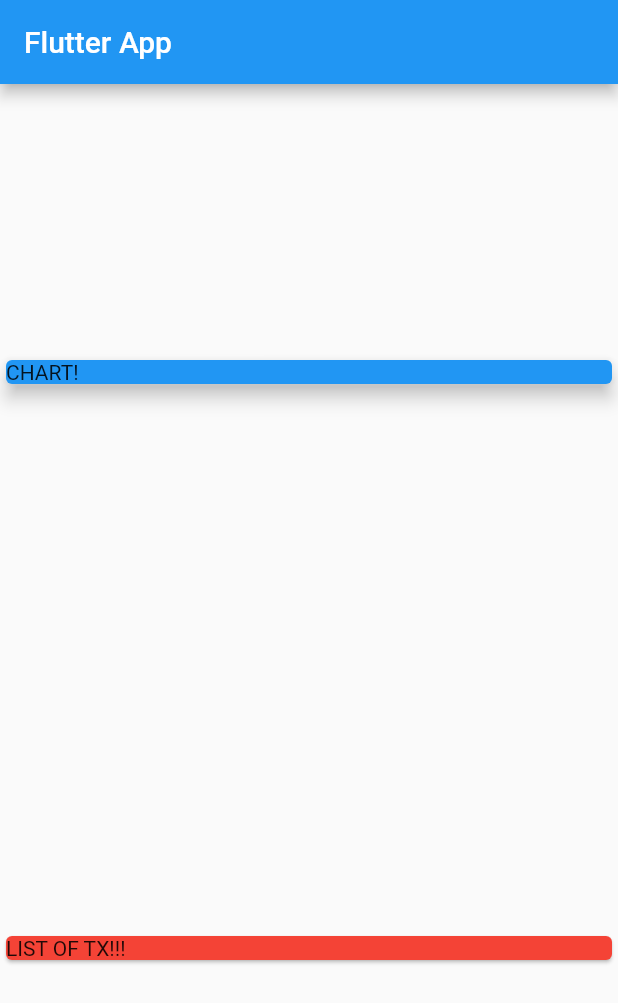
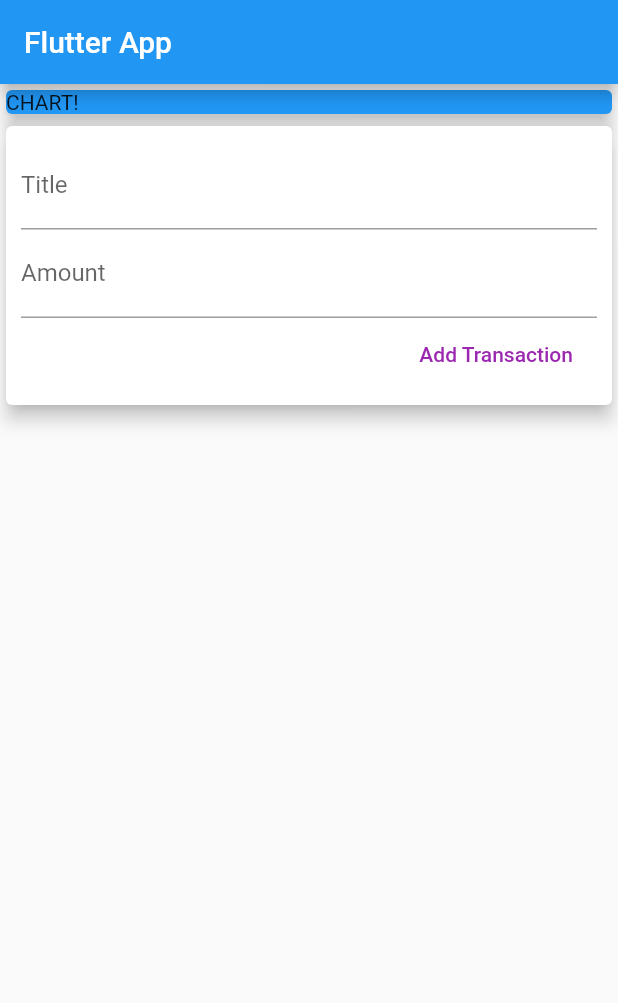
Before and after one commit to Aashita920/expense_planner, a Flutter app: the screen it shows after launch, on a phone screen of 412 x 824 dp. Shown: the top 1003 px of the screen. Run offline on Flutter 3.47's test engine with Material 2 defaults, Android fonts, the phone set to English and light mode, and no system bars.

Commit message:
added files

```diff
--- a/lib/main.dart
+++ b/lib/main.dart
@@ -1,6 +1,5 @@
-// ignore_for_file: prefer_const_constructors
+// ignore_for_file: prefer_const_constructors, prefer_const_literals_to_create_immutables, sized_box_for_whitespace
 
-import './transaction.dart';
 import 'package:flutter/material.dart';
 
 void main() => runApp(MyApp());
@@ -18,7 +17,13 @@ class MyApp extends StatelessWidget {
 }
 
 class MyHomePage extends StatelessWidget {
-  final List<Transaction> transactions = [];
+  // String titleInput = '';
+  // String amountInput = '';
+
+  final titleController = TextEditingController();
+  final amountController = TextEditingController();
+
+  MyHomePage({Key? key}) : super(key: key);
   @override
   Widget build(BuildContext context) {
     return Scaffold(
@@ -26,7 +31,7 @@ class MyHomePage extends StatelessWidget {
         title: Text('Flutter App'),
       ),
       body: Column(
-        mainAxisAlignment: MainAxisAlignment.spaceAround,
+        // mainAxisAlignment: MainAxisAlignment.spaceAround,
         crossAxisAlignment: CrossAxisAlignment.stretch,
         children: <Widget>[
           Container(
@@ -38,9 +43,45 @@ class MyHomePage extends StatelessWidget {
             ),
           ),
           Card(
-            color: Colors.red,
-            child: Text('LIST OF TX!!!'),
-          )
+            elevation: 5,
+            child: Container(
+              padding: EdgeInsets.all(10),
+              child: Column(
+                crossAxisAlignment: CrossAxisAlignment.end,
+                children: <Widget>[
+                  TextField(
+                    decoration: InputDecoration(
+                      labelText: 'Title',
+                    ),
+                    controller: titleController,
+                    // onChanged: (val) {
+                    //   titleInput = val;
+                    // },
+                  ),
+                  TextField(
+                    decoration: InputDecoration(
+                      labelText: 'Amount',
+                    ),
+                    controller: amountController,
+                    // onChanged: (val) {
+                    //   amountInput = val;
+                    // },
+                  ),
+                  // ignore: deprecated_member_use
+                  FlatButton(
+                    onPressed: () {
+                      print(titleController.text);
+                      print(amountController.text);
+                    },
+                    child: Text(
+                      'Add Transaction',
+                    ),
+                    textColor: Colors.purple,
+                  ),
+                ],
+              ),
+            ),
+          ),
         ],
       ),
     );
--- a/pubspec.yaml
+++ b/pubspec.yaml
@@ -29,7 +29,7 @@ environment:
 dependencies:
   flutter:
     sdk: flutter
-
+  intl: ^0.17.0
 
   # The following adds the Cupertino Icons font to your application.
   # Use with the CupertinoIcons class for iOS style icons.
```
Also changed, not shown: lib/models/transaction.dart (renamed from lib/transaction.dart), lib/widgets/transaction_list.dart (added), pubspec.lock.
